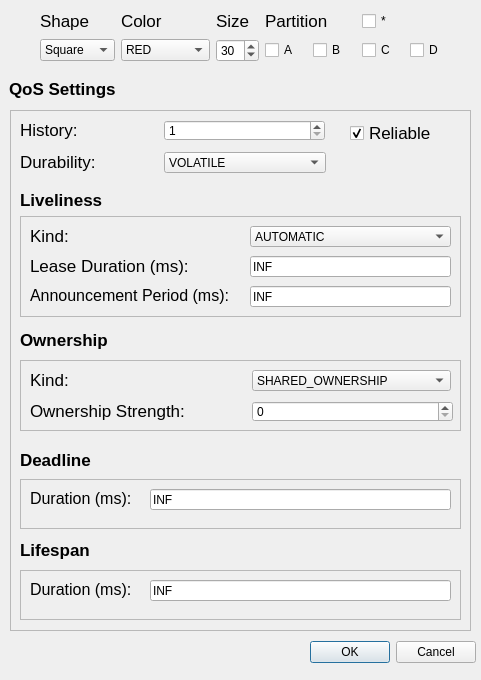
Qt form forms/publishdialog.ui (eProsima/ShapesDemo) before a commit.
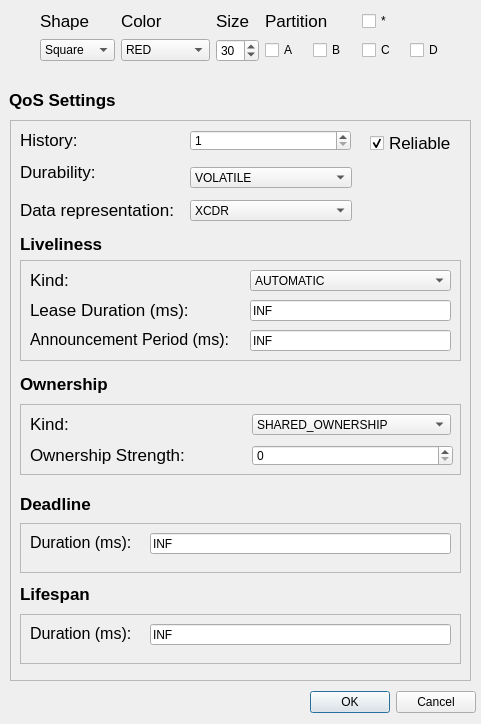
The same form after that commit.

Commit message: Refs 20106: Add checkbox to configure data representation

```diff
--- a/forms/publishdialog.ui
+++ b/forms/publishdialog.ui
@@ -7,7 +7,7 @@
     <x>0</x>
     <y>0</y>
     <width>481</width>
-    <height>680</height>
+    <height>724</height>
    </rect>
   </property>
   <property name="windowTitle">
@@ -17,7 +17,7 @@
    <property name="geometry">
     <rect>
      <x>9</x>
-     <y>79</y>
+     <y>90</y>
      <width>191</width>
      <height>20</height>
     </rect>
@@ -40,7 +40,7 @@
    <property name="geometry">
     <rect>
      <x>310</x>
-     <y>640</y>
+     <y>690</y>
      <width>166</width>
      <height>25</height>
     </rect>
@@ -56,9 +56,9 @@
    <property name="geometry">
     <rect>
      <x>10</x>
-     <y>110</y>
+     <y>120</y>
      <width>461</width>
-     <height>521</height>
+     <height>561</height>
     </rect>
    </property>
    <property name="frameShape">
@@ -70,8 +70,8 @@
    <widget class="QComboBox" name="comboBox_durability">
     <property name="geometry">
      <rect>
-      <x>154</x>
-      <y>42</y>
+      <x>180</x>
+      <y>47</y>
       <width>162</width>
       <height>21</height>
      </rect>
@@ -90,11 +90,34 @@
      </property>
     </item>
    </widget>
+   <widget class="QComboBox" name="comboBox_representation">
+    <property name="geometry">
+     <rect>
+      <x>180</x>
+      <y>80</y>
+      <width>162</width>
+      <height>21</height>
+     </rect>
+    </property>
+    <property name="currentIndex">
+     <number>0</number>
+    </property>
+    <item>
+     <property name="text">
+      <string>XCDR</string>
+     </property>
+    </item>
+    <item>
+     <property name="text">
+      <string>XCDR2</string>
+     </property>
+    </item>
+   </widget>
    <widget class="QLabel" name="label_15">
     <property name="geometry">
      <rect>
       <x>10</x>
-      <y>430</y>
+      <y>464</y>
       <width>201</width>
       <height>20</height>
      </rect>
@@ -114,7 +137,7 @@
     <property name="geometry">
      <rect>
       <x>10</x>
-      <y>106</y>
+      <y>140</y>
       <width>441</width>
       <height>101</height>
      </rect>
@@ -242,7 +265,7 @@
     <property name="geometry">
      <rect>
       <x>10</x>
-      <y>80</y>
+      <y>114</y>
       <width>191</width>
       <height>20</height>
      </rect>
@@ -264,7 +287,7 @@
    <widget class="QSpinBox" name="spin_HistoryQos">
     <property name="geometry">
      <rect>
-      <x>154</x>
+      <x>180</x>
       <y>10</y>
       <width>161</width>
       <height>21</height>
@@ -284,7 +307,7 @@
     <property name="geometry">
      <rect>
       <x>10</x>
-      <y>369</y>
+      <y>403</y>
       <width>441</width>
       <height>50</height>
      </rect>
@@ -334,7 +357,7 @@
     <property name="geometry">
      <rect>
       <x>10</x>
-      <y>220</y>
+      <y>254</y>
       <width>181</width>
       <height>20</height>
      </rect>
@@ -357,7 +380,7 @@
     <property name="geometry">
      <rect>
       <x>10</x>
-      <y>460</y>
+      <y>494</y>
       <width>441</width>
       <height>50</height>
      </rect>
@@ -406,9 +429,9 @@
    <widget class="QCheckBox" name="checkBox_reliable">
     <property name="geometry">
      <rect>
-      <x>340</x>
+      <x>360</x>
       <y>10</y>
-      <width>111</width>
+      <width>91</width>
       <height>26</height>
      </rect>
     </property>
@@ -428,7 +451,7 @@
     <property name="geometry">
      <rect>
       <x>10</x>
-      <y>340</y>
+      <y>374</y>
       <width>211</width>
       <height>20</height>
      </rect>
@@ -486,11 +509,32 @@
      <enum>Qt::AutoText</enum>
     </property>
    </widget>
+   <widget class="QLabel" name="label_17">
+    <property name="geometry">
+     <rect>
+      <x>10</x>
+      <y>80</y>
+      <width>171</width>
+      <height>20</height>
+     </rect>
+    </property>
+    <property name="font">
+     <font>
+      <pointsize>13</pointsize>
+     </font>
+    </property>
+    <property name="text">
+     <string>Data representation:</string>
+    </property>
+    <property name="textFormat">
+     <enum>Qt::AutoText</enum>
+    </property>
+   </widget>
    <widget class="QFrame" name="frame_3">
     <property name="geometry">
      <rect>
       <x>10</x>
-      <y>250</y>
+      <y>284</y>
       <width>441</width>
       <height>71</height>
      </rect>
```
Left out of the diff: 2 changed lines with no effect on the pictures. The commit also changes 2 other files.
